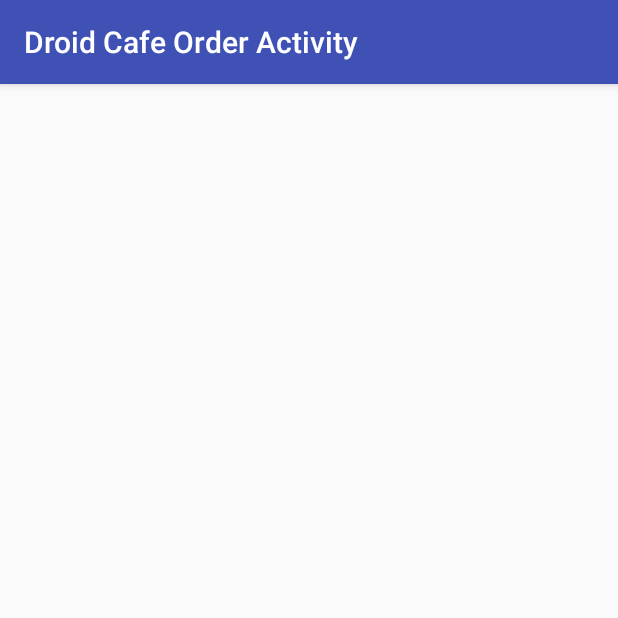
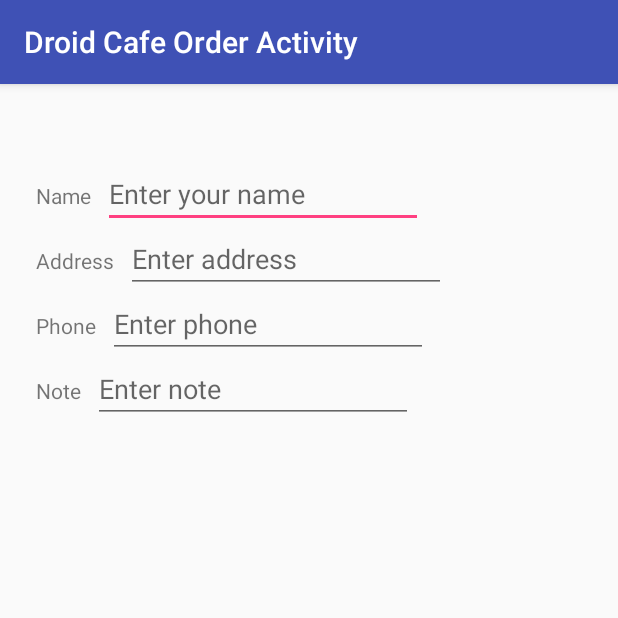
Before and after one commit to streamradix/android, an Android app: the Fundamentals041B screen opened directly, with no data from a screen before it, on a phone screen of 412 x 824 dp, the top half of it. Run offline under Robolectric (Android 15) with nearby library versions, the light colour scheme and no system bars.

Commit message:
Codelabs > Droid Cafe: Input Controls - inputType
Course: Android Developer Fundamentals
Unit 2 > Lesson 4.2 > Task 1

inputType
- Attribute of EditText
- affects text values of EditText
- affects appearance of the on-screen keyboard
- use | character to combine value

```diff
--- a/codelabs_java_developers/src/main/res/layout/activity_fundamentals041_b.xml
+++ b/codelabs_java_developers/src/main/res/layout/activity_fundamentals041_b.xml
@@ -17,4 +17,88 @@
 		app:layout_constraintStart_toStartOf="parent"
 		app:layout_constraintTop_toTopOf="parent" />
 
+	<androidx.appcompat.widget.AppCompatTextView
+		android:id="@+id/name_label"
+		android:layout_width="wrap_content"
+		android:layout_height="wrap_content"
+		android:layout_marginStart="24dp"
+		android:layout_marginTop="32dp"
+		android:text="@string/name_label_text"
+		app:layout_constraintStart_toStartOf="parent"
+		app:layout_constraintTop_toBottomOf="@id/order_textview" />
+
+	<androidx.appcompat.widget.AppCompatEditText
+		android:id="@+id/name_text"
+		android:layout_width="wrap_content"
+		android:layout_height="wrap_content"
+		android:layout_marginStart="8dp"
+		android:ems="10"
+		android:hint="@string/enter_name_hint"
+		android:inputType="textPersonName"
+		app:layout_constraintBaseline_toBaselineOf="@id/name_label"
+		app:layout_constraintStart_toEndOf="@id/name_label" />
+
+	<androidx.appcompat.widget.AppCompatTextView
+		android:id="@+id/address_label"
+		android:layout_width="wrap_content"
+		android:layout_height="wrap_content"
+		android:layout_marginStart="24dp"
+		android:layout_marginTop="24dp"
+		android:text="@string/address_label_text"
+		app:layout_constraintStart_toStartOf="parent"
+		app:layout_constraintTop_toBottomOf="@id/name_label" />
+
+	<androidx.appcompat.widget.AppCompatEditText
+		android:id="@+id/address_text"
+		android:layout_width="wrap_content"
+		android:layout_height="wrap_content"
+		android:layout_marginStart="8dp"
+		android:ems="10"
+		android:hint="@string/enter_address_hint"
+		android:inputType="textMultiLine"
+		app:layout_constraintBaseline_toBaselineOf="@id/address_label"
+		app:layout_constraintStart_toEndOf="@id/address_label" />
+
+	<androidx.appcompat.widget.AppCompatTextView
+		android:id="@+id/phone_label"
+		android:layout_width="wrap_content"
+		android:layout_height="wrap_content"
+		android:layout_marginStart="24dp"
+		android:layout_marginTop="24dp"
+		android:text="@string/phone_label_text"
+		app:layout_constraintStart_toStartOf="parent"
+		app:layout_constraintTop_toBottomOf="@id/address_label" />
+
+	<androidx.appcompat.widget.AppCompatEditText
+		android:id="@+id/phone_text"
+		android:layout_width="wrap_content"
+		android:layout_height="wrap_content"
+		android:layout_marginStart="8dp"
+		android:ems="10"
+		android:hint="@string/enter_phone_hint"
+		android:inputType="phone"
+		app:layout_constraintBaseline_toBaselineOf="@id/phone_label"
+		app:layout_constraintStart_toEndOf="@id/phone_label" />
+
+	<androidx.appcompat.widget.AppCompatTextView
+		android:id="@+id/note_label"
+		android:layout_width="wrap_content"
+		android:layout_height="wrap_content"
+		android:layout_marginStart="24dp"
+		android:layout_marginTop="24dp"
+		android:text="@string/note_label_text"
+		app:layout_constraintStart_toStartOf="parent"
+		app:layout_constraintTop_toBottomOf="@id/phone_label" />
+
+	<androidx.appcompat.widget.AppCompatEditText
+		android:id="@+id/note_text"
+		android:layout_width="wrap_content"
+		android:layout_height="wrap_content"
+		android:layout_marginStart="8dp"
+		android:ems="10"
+		android:hint="@string/enter_note_text"
+		android:inputType="textCapSentences|textMultiLine"
+		app:layout_constraintBaseline_toBaselineOf="@id/note_label"
+		app:layout_constraintStart_toEndOf="@id/note_label" />
+
 </androidx.constraintlayout.widget.ConstraintLayout>
--- a/codelabs_java_developers/src/main/res/values/strings.xml
+++ b/codelabs_java_developers/src/main/res/values/strings.xml
@@ -55,4 +55,12 @@
 	<string name="ice_cream_order_message">You ordered an ice cream sandwich.</string>
 	<string name="froyo_order_message">You ordered a FroYo.</string>
 	<string name="order_label_text">Order:</string>
+	<string name="name_label_text">Name</string>
+	<string name="enter_name_hint">Enter your name</string>
+	<string name="address_label_text">Address</string>
+	<string name="enter_address_hint">Enter address</string>
+	<string name="phone_label_text">Phone</string>
+	<string name="enter_phone_hint">Enter phone</string>
+	<string name="note_label_text">Note</string>
+	<string name="enter_note_text">Enter note</string>
 </resources>
```
